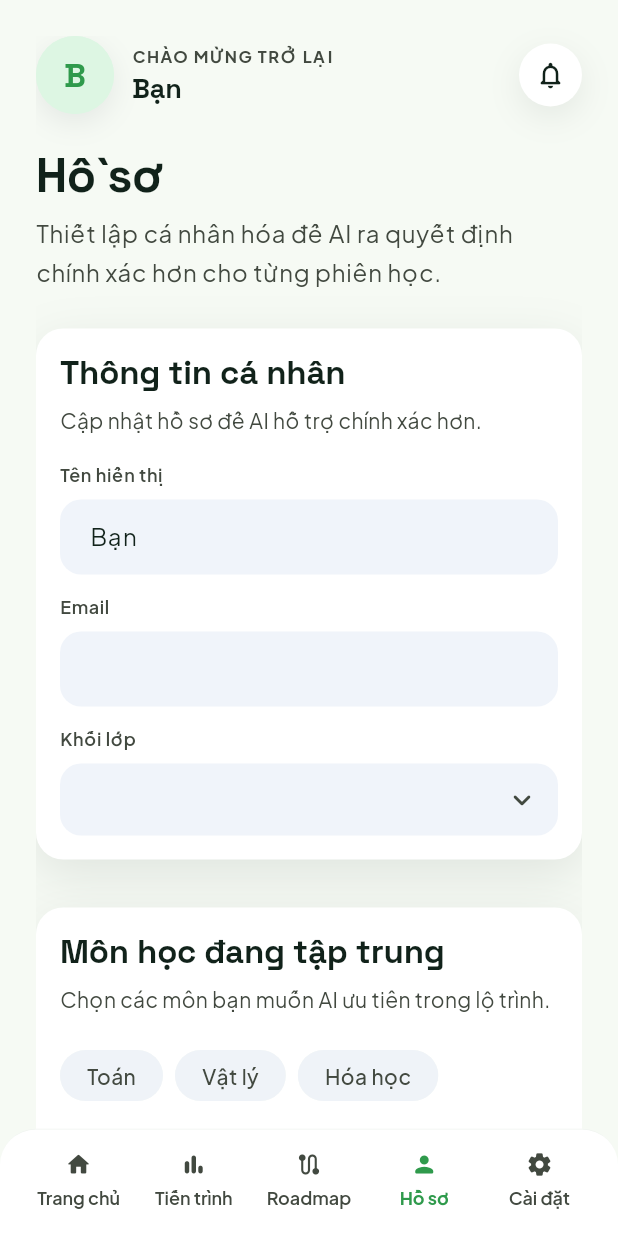
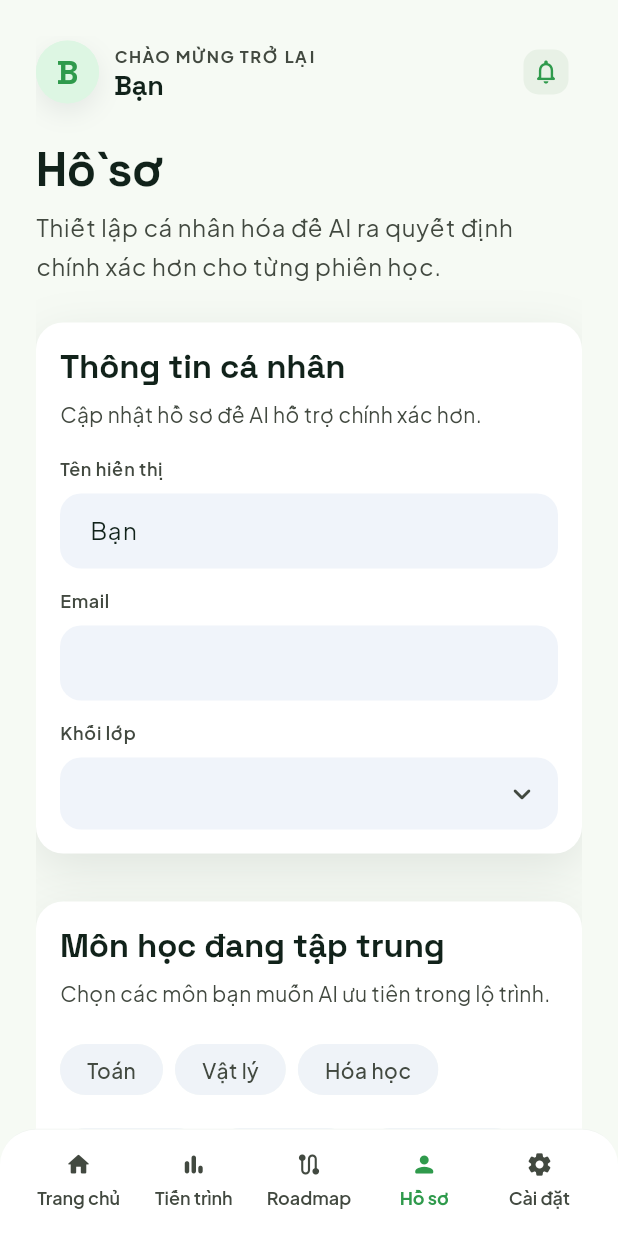
Before and after one commit to noleAI/growmate-frontend, a Flutter app: the ProfileScreen screen opened by its route, on a phone screen of 412 x 824 dp. Run offline on Flutter 3.47's test engine with Material 3 defaults, Android fonts, the phone set to English and light mode, and no system bars; our stand-ins replace audioplayers, connectivity_plus, equatable, fl_chart, flutter_bloc, flutter_dotenv and 6 more; missing offline and left inert: flutter_math_fork; accounts and stored records are empty; network calls fail.

Commit message:
fix: align profile header size and user name fallback

```diff
--- a/lib/presentation/screens/profile_screen.dart
+++ b/lib/presentation/screens/profile_screen.dart
@@ -13,6 +13,7 @@ import '../../data/models/user_profile.dart';
 import '../../data/repositories/profile_repository.dart';
 import '../../features/auth/presentation/bloc/auth_bloc.dart';
 import '../../features/auth/presentation/bloc/auth_event.dart';
+import '../../features/auth/presentation/bloc/auth_state.dart';
 import '../../features/inspection/presentation/cubit/inspection_cubit.dart';
 import '../../features/notification/data/repositories/notification_repository.dart';
 import '../../features/offline/data/models/offline_state.dart';
@@ -326,7 +327,7 @@ class _ProfileScreenState extends State<ProfileScreen> {
               includeBottomSafeArea: false,
               child: ListView(
                 children: [
-                  _buildHeader(profile),
+                  _buildHeader(profile: profile, authState: authBloc.state),
                   const SizedBox(height: GrowMateLayout.sectionGap),
                   _buildSectionHeader(
                     title: _isSettingsSection
@@ -492,8 +493,11 @@ class _ProfileScreenState extends State<ProfileScreen> {
     );
   }
 
-  Widget _buildHeader(UserProfile? profile) {
-    final name = _displayName(profile?.fullName);
+  Widget _buildHeader({
+    required UserProfile? profile,
+    required AuthState authState,
+  }) {
+    final name = _resolveHeaderName(profile: profile, authState: authState);
     final avatarUrl = profile?.avatarUrl?.trim();
     final hasAvatar = avatarUrl != null && avatarUrl.isNotEmpty;
     final initial = name.isNotEmpty ? name.characters.first.toUpperCase() : 'B';
@@ -506,8 +510,8 @@ class _ProfileScreenState extends State<ProfileScreen> {
           borderRadius: BorderRadius.circular(999),
           onTap: null,
           child: Container(
-            width: 52,
-            height: 52,
+            width: 42,
+            height: 42,
             decoration: BoxDecoration(
               shape: BoxShape.circle,
               color: colors.primaryContainer.withValues(
@@ -516,7 +520,7 @@ class _ProfileScreenState extends State<ProfileScreen> {
               boxShadow: const [
                 BoxShadow(
                   color: Color(0x140F172A),
-                  blurRadius: 16,
+                  blurRadius: 14,
                   offset: Offset(0, 6),
                 ),
               ],
@@ -534,10 +538,11 @@ class _ProfileScreenState extends State<ProfileScreen> {
             ),
           ),
         ),
-        const SizedBox(width: 12),
+        const SizedBox(width: 10),
         Expanded(
           child: Column(
             crossAxisAlignment: CrossAxisAlignment.start,
+            mainAxisSize: MainAxisSize.min,
             children: [
               Text(
                 _t(context, vi: 'CHÀO MỪNG TRỞ LẠI', en: 'WELCOME BACK'),
@@ -549,7 +554,7 @@ class _ProfileScreenState extends State<ProfileScreen> {
                   letterSpacing: 1.0,
                 ),
               ),
-              const SizedBox(height: 2),
+              const SizedBox(height: 1),
               Text(
                 name,
                 maxLines: 1,
@@ -557,6 +562,7 @@ class _ProfileScreenState extends State<ProfileScreen> {
                 style: theme.textTheme.titleMedium?.copyWith(
                   color: colors.onSurface,
                   fontWeight: FontWeight.w800,
+                  height: 1.05,
                 ),
               ),
             ],
@@ -1785,10 +1791,35 @@ class _ProfileScreenState extends State<ProfileScreen> {
   static String _displayName(String? fullName) {
     final value = fullName?.trim();
     if (value == null || value.isEmpty) {
-      return 'Huy';
+      return '';
     }
     final parts = value.split(RegExp(r'\s+'));
-    return parts.isEmpty ? 'Huy' : parts.last;
+    return parts.isEmpty ? '' : parts.last;
+  }
+
+  String _resolveHeaderName({
+    required UserProfile? profile,
+    required AuthState authState,
+  }) {
+    final fromProfile = _displayName(profile?.fullName);
+    if (fromProfile.isNotEmpty) {
+      return fromProfile;
+    }
+
+    if (authState is AuthAuthenticated) {
+      final fromSessionName = _displayName(authState.session.displayName);
+      if (fromSessionName.isNotEmpty) {
+        return fromSessionName;
+      }
+
+      final localPart = authState.session.email.trim().split('@').first;
+      final fromEmail = _displayName(localPart);
+      if (fromEmail.isNotEmpty) {
+        return fromEmail;
+      }
+    }
+
+    return _t(context, vi: 'Bạn', en: 'You');
   }
 
   static String _toTierLabel(String tier) {
@@ -2109,20 +2140,24 @@ class _IconCircleButton extends StatelessWidget {
       borderRadius: BorderRadius.circular(999),
       onTap: onTap,
       child: Ink(
-        width: 42,
-        height: 42,
+        width: 48,
+        height: 48,
         decoration: BoxDecoration(
-          color: colors.surfaceContainerLow,
+          color: Colors.transparent,
           shape: BoxShape.circle,
-          boxShadow: [
-            BoxShadow(
-              color: colors.shadow.withValues(alpha: 0.08),
-              blurRadius: 18,
-              offset: Offset(0, 7),
-            ),
-          ],
         ),
-        child: Icon(icon, color: colors.onSurface, size: 21),
+        child: Center(
+          child: Container(
+            width: 30,
+            height: 30,
+            decoration: BoxDecoration(
+              color: colors.surfaceContainerHigh,
+              borderRadius: BorderRadius.circular(10),
+            ),
+            alignment: Alignment.center,
+            child: Icon(icon, color: colors.primary, size: 19),
+          ),
+        ),
       ),
     );
   }
```
